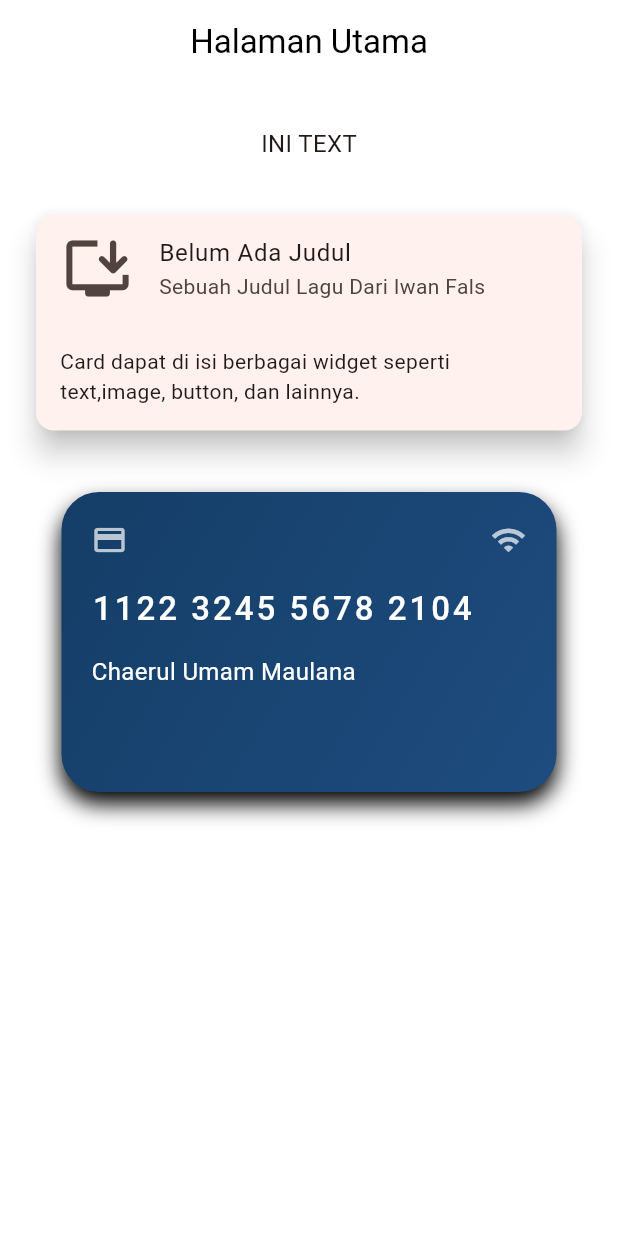
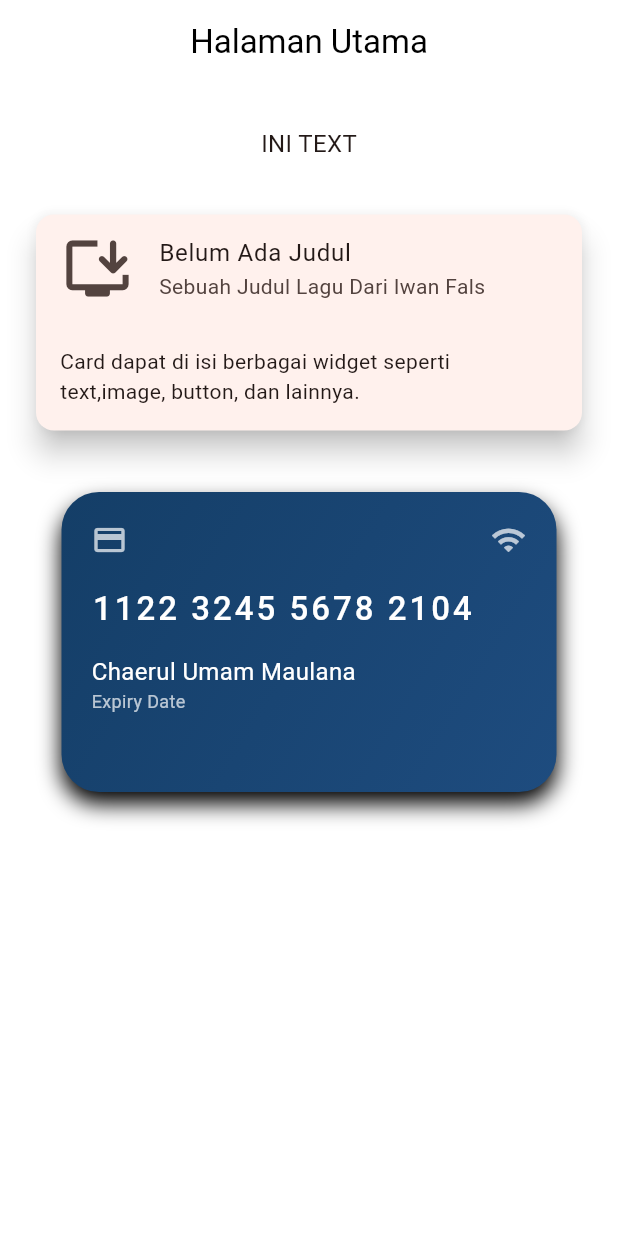
Before and after one commit to ChaerulUmamMaulana/tugas_week_8, a Flutter app: the screen it shows after launch, on a phone screen of 412 x 824 dp. Run offline on Flutter 3.47's test engine with Material 3 defaults, Android fonts, the phone set to English and light mode, and no system bars.

Commit message:
membuat row dengan children column untuk membuat text expired date

```diff
--- a/lib/pages/page_card_01.dart
+++ b/lib/pages/page_card_01.dart
@@ -101,14 +101,26 @@ class PageCard01 extends StatelessWidget {
                           fontSize: 16,
                         ),
                       ),
-
+                      Row(
+                        mainAxisAlignment: MainAxisAlignment.spaceBetween,
+                        children: [
+                          Column(
+                            crossAxisAlignment: CrossAxisAlignment.start,
+                            children: const [
+                              Text(
+                                "Expiry Date",
+                                style:
+                                    TextStyle(color: Colors.white70, fontSize: 12),
+                              ),
                     ],
                     ),
-
+                        ],
                   ),
+                    ],
                 ),
 
-
+                ),
+             ),
               ],
               ),
             ),
```
